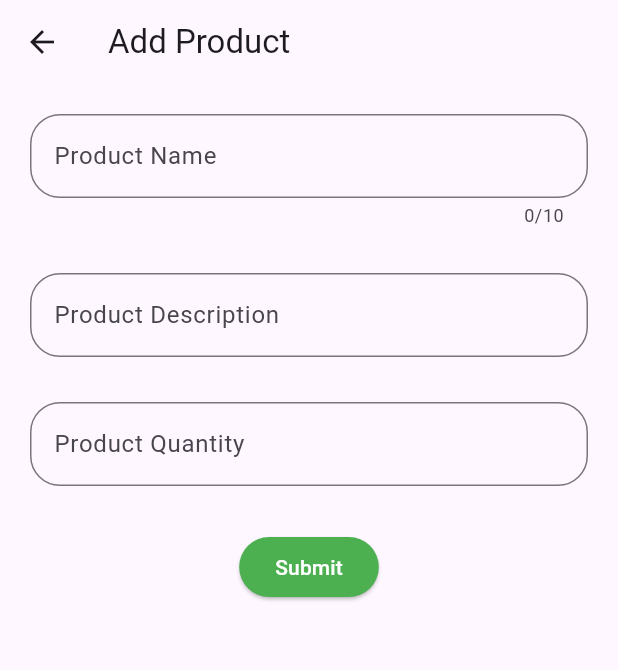
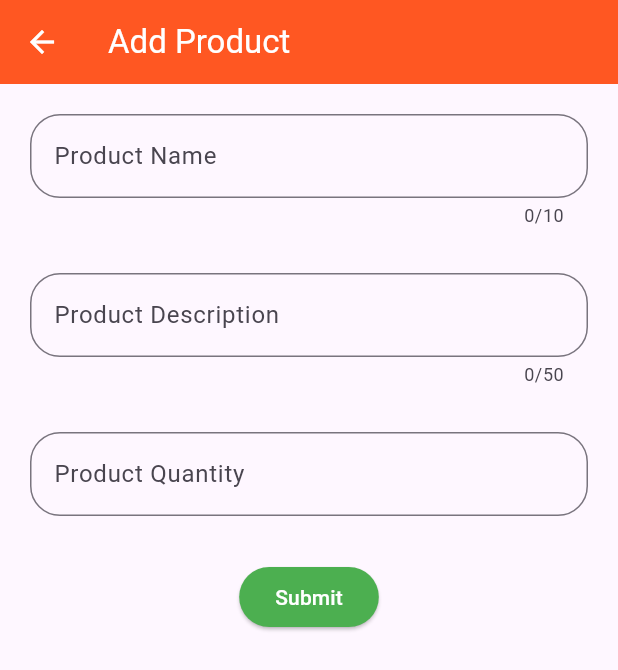
Before and after one commit to md-azmi-siddique/Flutter-Crud, a Flutter app: the AddProductScreen screen opened directly, after a tap on "Submit", on a phone screen of 412 x 824 dp. Shown: the top 670 px of the screen. Run offline on Flutter 3.47's test engine with Material 3 defaults, Android fonts, the phone set to English and light mode, and no system bars.

Commit message:
field length attachted

```diff
--- a/lib/add_product_screen.dart
+++ b/lib/add_product_screen.dart
@@ -12,6 +12,8 @@ class _AddProductScreenState extends State<AddProductScreen> {
   Widget build(BuildContext context) {
     return Scaffold(
       appBar: AppBar(
+        backgroundColor: Colors.deepOrange,
+        foregroundColor: Colors.white,
         title: const Padding(
           padding: EdgeInsets.only(left: 0, right: 0),
           child: Text("Add Product"),
@@ -38,6 +40,7 @@ class _AddProductScreenState extends State<AddProductScreen> {
                 height: 30,
               ),
               const TextField(
+                maxLength: 50,
                 decoration: InputDecoration(
                   label: Text("Product Description"),
                   border: OutlineInputBorder(
@@ -67,13 +70,14 @@ class _AddProductScreenState extends State<AddProductScreen> {
                 height: 30,
               ),
               ElevatedButton(
-                onPressed: () {},
-                style: ElevatedButton.styleFrom(
-                  backgroundColor: Colors.green,
-                  foregroundColor: Colors.white,
-                ),
-                child: const Text("Submit")
-              ),
+                  onPressed: () {
+                    print("Button Pressed");
+                  },
+                  style: ElevatedButton.styleFrom(
+                    backgroundColor: Colors.green,
+                    foregroundColor: Colors.white,
+                  ),
+                  child: const Text("Submit")),
             ],
           ),
         ),
```
